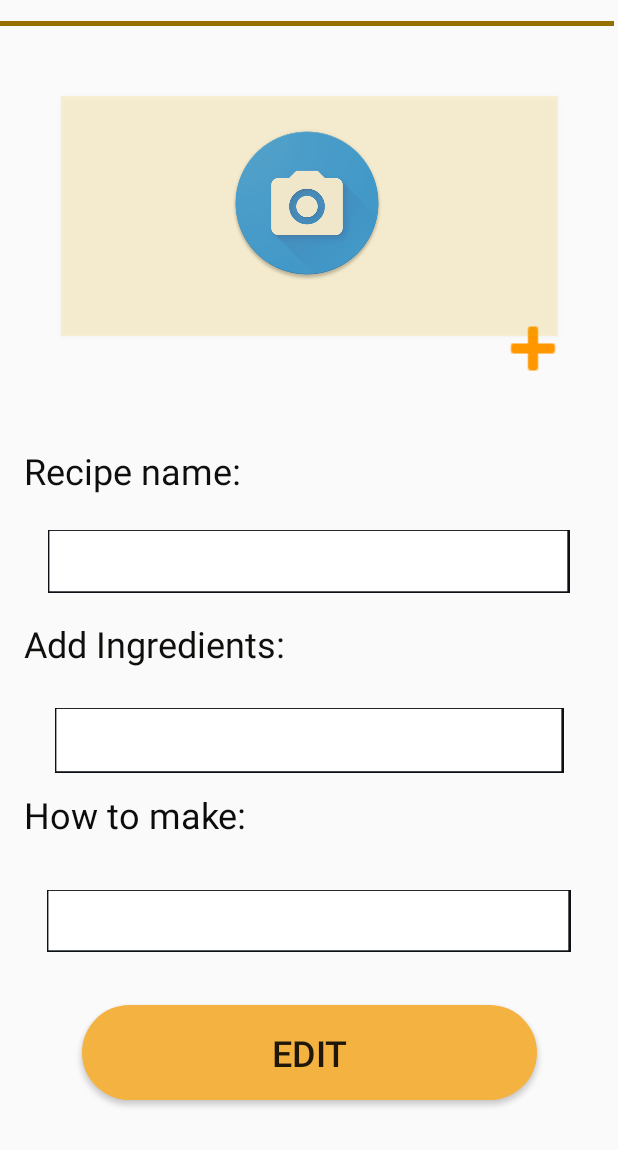
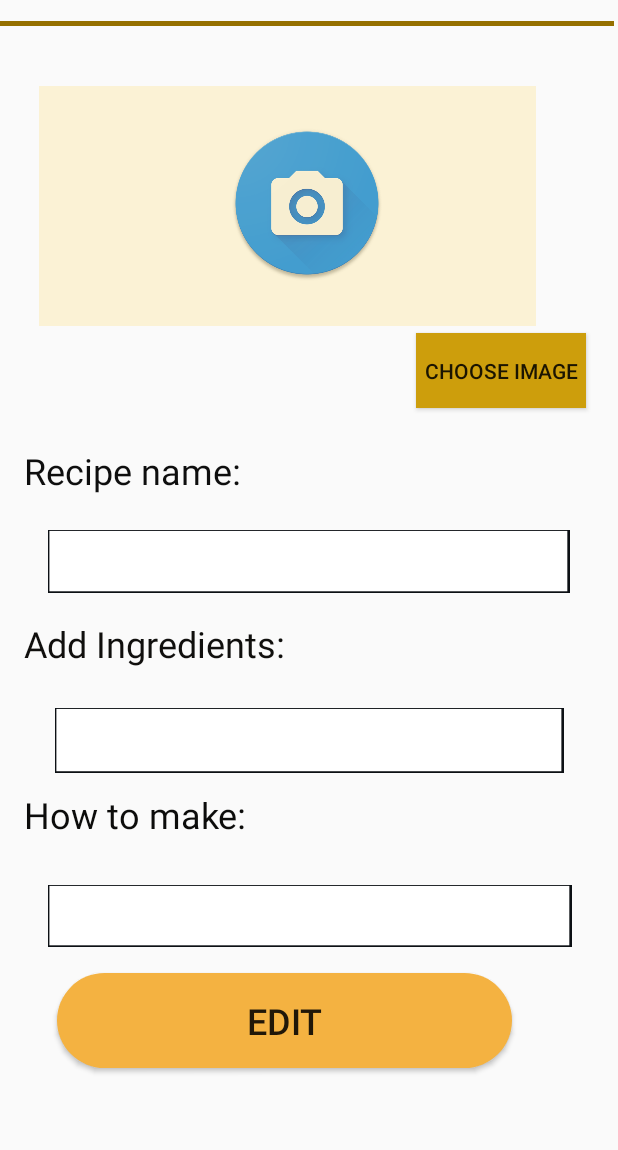
Before and after one commit to Minuli/Bon-Appetit, an Android app: the layout activity_add_post.xml on its own in the app's theme, with its tools: preview values and no code run, on a phone screen of 412 x 824 dp, the part 86-1236 px from its top. Run offline under Robolectric (Android 15) with nearby library versions, the phone set to English and light mode, and no system bars.

Commit message:
3nd commit of 2nd evaluation

```diff
--- a/app/src/main/java/com/example/Models/Customer.java
+++ b/app/src/main/java/com/example/Models/Customer.java
@@ -7,6 +7,8 @@ public class Customer {
     private String number;
     private String address;
     private String password;
+
+
 
     public Customer() {
     }
@@ -26,6 +28,7 @@ public class Customer {
     public void setName(String name) {
         this.name = name;
     }
+
 
     public String getNic() {
         return nic;
@@ -58,4 +61,6 @@ public class Customer {
     public void setPassword(String password) {
         this.password = password;
     }
+
+
 }
--- a/app/src/main/res/layout/activity_add_post.xml
+++ b/app/src/main/res/layout/activity_add_post.xml
@@ -99,21 +99,8 @@
         app:layout_constraintTop_toTopOf="parent"
         app:layout_constraintVertical_bias="0.087" />
 
-    <ImageView
-        android:id="@+id/addbutton3"
-        android:layout_width="60dp"
-        android:layout_height="54dp"
-        app:layout_constraintBottom_toBottomOf="parent"
-        app:layout_constraintEnd_toEndOf="parent"
-        app:layout_constraintHorizontal_bias="0.925"
-        app:layout_constraintStart_toStartOf="parent"
-        app:layout_constraintTop_toTopOf="parent"
-        app:layout_constraintVertical_bias="0.341"
-        app:srcCompat="@android:drawable/ic_input_add"
-        app:tint="#FF9800" />
-
     <EditText
-        android:id="@+id/textbox7"
+        android:id="@+id/recipename"
         android:layout_width="0dp"
         android:layout_height="42dp"
         android:layout_marginStart="32dp"
@@ -128,7 +115,7 @@
         app:srcCompat="@drawable/textboxes" />
 
     <EditText
-        android:id="@+id/textbox8"
+        android:id="@+id/method"
         android:layout_width="349dp"
         android:layout_height="41dp"
         android:layout_marginStart="32dp"
@@ -136,13 +123,14 @@
         android:background="@drawable/rectangletxtbox"
         app:layout_constraintBottom_toBottomOf="parent"
         app:layout_constraintEnd_toEndOf="parent"
+        app:layout_constraintHorizontal_bias="0.0"
         app:layout_constraintStart_toStartOf="parent"
         app:layout_constraintTop_toTopOf="parent"
-        app:layout_constraintVertical_bias="0.831"
+        app:layout_constraintVertical_bias="0.827"
         app:srcCompat="@drawable/textboxes" />
 
     <EditText
-        android:id="@+id/textbox9"
+        android:id="@+id/ingredie"
         android:layout_width="339dp"
         android:layout_height="43dp"
         android:layout_marginStart="32dp"
@@ -166,9 +154,10 @@
         android:textSize="24sp"
         app:layout_constraintBottom_toBottomOf="parent"
         app:layout_constraintEnd_toEndOf="parent"
+        app:layout_constraintHorizontal_bias="0.351"
         app:layout_constraintStart_toStartOf="parent"
         app:layout_constraintTop_toTopOf="parent"
-        app:layout_constraintVertical_bias="0.956"
+        app:layout_constraintVertical_bias="0.928"
         app:srcCompat="@drawable/loginbutton" />
 
     <ImageView
@@ -184,16 +173,30 @@
         app:layout_constraintVertical_bias="0.131"
         app:srcCompat="@drawable/upload" />
 
-    <Button
+    <ImageView
         android:id="@+id/button2"
         android:layout_width="331dp"
         android:layout_height="160dp"
         android:background="#27FFC107"
         app:layout_constraintBottom_toBottomOf="parent"
         app:layout_constraintEnd_toEndOf="parent"
+        app:layout_constraintHorizontal_bias="0.325"
         app:layout_constraintStart_toStartOf="parent"
         app:layout_constraintTop_toTopOf="parent"
-        app:layout_constraintVertical_bias="0.183" />
+        app:layout_constraintVertical_bias="0.173" />
+
+    <Button
+        android:id="@+id/choosebutton"
+        android:layout_width="113dp"
+        android:layout_height="50dp"
+        android:background="#CD9E0C"
+        android:text="@string/choose"
+        app:layout_constraintBottom_toBottomOf="parent"
+        app:layout_constraintEnd_toEndOf="parent"
+        app:layout_constraintHorizontal_bias="0.928"
+        app:layout_constraintStart_toStartOf="parent"
+        app:layout_constraintTop_toTopOf="parent"
+        app:layout_constraintVertical_bias="0.361" />
 
 
 </androidx.constraintlayout.widget.ConstraintLayout>
--- a/app/src/main/res/values/strings.xml
+++ b/app/src/main/res/values/strings.xml
@@ -186,4 +186,5 @@
     <string name="btn_back">Back</string>
     <string name="lbl_btn_update">Update</string>
     <string name="custnic">NIC</string>
+    <string name="choose">choose image</string>
 </resources>
```
Also changed, not shown: app/build.gradle (+16 -2 lines), app/src/main/AndroidManifest.xml (+7 -5 lines), app/src/main/java/com/example/Models/CustomerPost.java (added, +53 -0 lines), app/src/main/java/com/example/bon_apetit/addPost.java (+149 -1 lines), app/src/main/java/com/example/bon_apetit/customerRegistration.java (+3 -4 lines).
